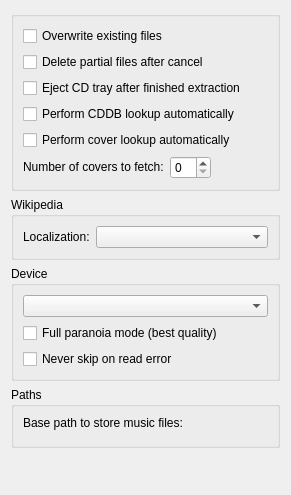
The window that widgets/generalsettingswidgetUI.ui (KDE/audex) describes before a commit, drawn with Qt 5.
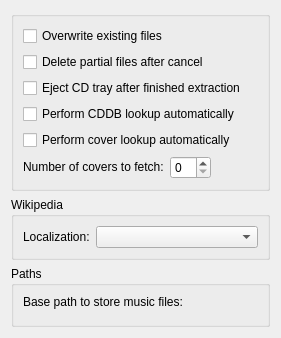
The same window after the commit. Custom widgets are drawn as their Qt base class.

Commit message: New settings widget for devices.

The edit to the form file:
```diff
--- a/widgets/generalsettingswidgetUI.ui
+++ b/widgets/generalsettingswidgetUI.ui
@@ -6,8 +6,8 @@
    <rect>
     <x>0</x>
     <y>0</y>
-    <width>291</width>
-    <height>495</height>
+    <width>281</width>
+    <height>323</height>
    </rect>
   </property>
   <layout class="QGridLayout" name="gridLayout_4">
@@ -88,6 +88,29 @@
      </layout>
     </widget>
    </item>
+   <item row="2" column="0">
+    <widget class="QGroupBox" name="groupBox_3">
+     <property name="title">
+      <string>Paths</string>
+     </property>
+     <layout class="QGridLayout" name="gridLayout_3">
+      <item row="0" column="0">
+       <layout class="QVBoxLayout">
+        <item>
+         <widget class="QLabel" name="label_basePath">
+          <property name="text">
+           <string>Base path to store music files:</string>
+          </property>
+         </widget>
+        </item>
+        <item>
+         <widget class="KUrlRequester" name="urlreq_basePath"/>
+        </item>
+       </layout>
+      </item>
+     </layout>
+    </widget>
+   </item>
    <item row="1" column="0">
     <widget class="QGroupBox" name="groupBox">
      <property name="title">
@@ -120,60 +143,7 @@
      </layout>
     </widget>
    </item>
-   <item row="2" column="0">
-    <widget class="QGroupBox" name="groupBox_2">
-     <property name="title">
-      <string>Device</string>
-     </property>
-     <layout class="QGridLayout" name="_2">
-      <item row="0" column="0">
-       <layout class="QHBoxLayout" name="_3">
-        <item>
-         <widget class="KComboBox" name="kcfg_cdDevice"/>
-        </item>
-       </layout>
-      </item>
-      <item row="1" column="0">
-       <widget class="QCheckBox" name="kcfg_paranoiaMode">
-        <property name="text">
-         <string>Full paranoia mode (best quality)</string>
-        </property>
-       </widget>
-      </item>
-      <item row="2" column="0">
-       <widget class="QCheckBox" name="kcfg_neverSkip">
-        <property name="text">
-         <string>Never skip on read error</string>
-        </property>
-       </widget>
-      </item>
-     </layout>
-    </widget>
-   </item>
    <item row="3" column="0">
-    <widget class="QGroupBox" name="groupBox_3">
-     <property name="title">
-      <string>Paths</string>
-     </property>
-     <layout class="QGridLayout" name="gridLayout_3">
-      <item row="0" column="0">
-       <layout class="QVBoxLayout">
-        <item>
-         <widget class="QLabel" name="label_basePath">
-          <property name="text">
-           <string>Base path to store music files:</string>
-          </property>
-         </widget>
-        </item>
-        <item>
-         <widget class="KUrlRequester" name="urlreq_basePath"/>
-        </item>
-       </layout>
-      </item>
-     </layout>
-    </widget>
-   </item>
-   <item row="4" column="0">
     <spacer name="verticalSpacer">
      <property name="orientation">
       <enum>Qt::Vertical</enum>
@@ -199,11 +169,6 @@
    <extends>QFrame</extends>
    <header>kurlrequester.h</header>
   </customwidget>
-  <customwidget>
-   <class>KComboBox</class>
-   <extends>QComboBox</extends>
-   <header>kcombobox.h</header>
-  </customwidget>
  </customwidgets>
  <tabstops>
   <tabstop>kcfg_cdDevice</tabstop>
```
Left out of the diff: 3 changed lines with no effect on the pictures. The commit also changes 8 other files.
